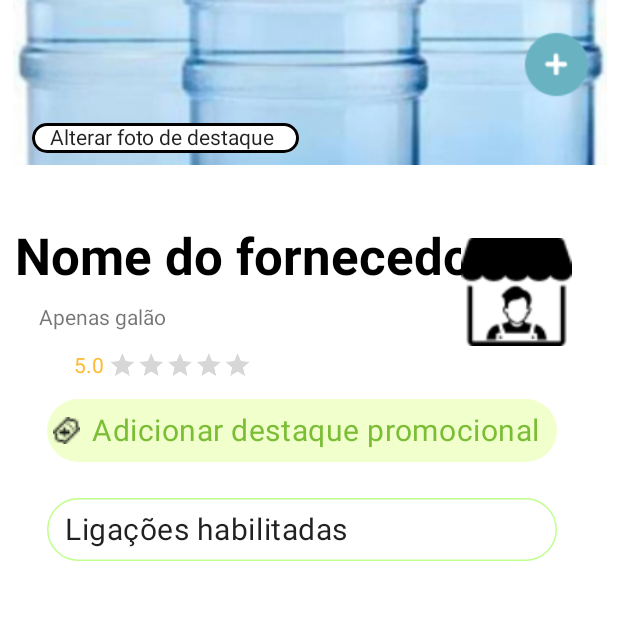
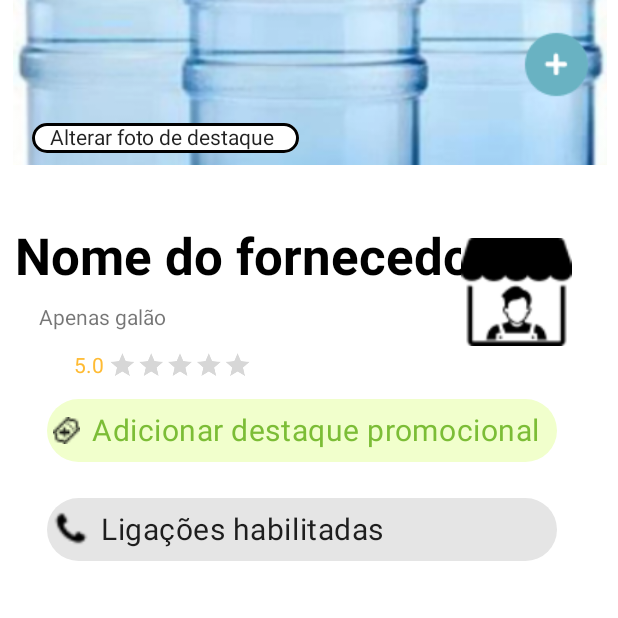
Before and after one commit to RuanLemos/WaterPlace_Supplier, an Android app: the MainMenu screen opened directly, with no data from a screen before it, on a phone screen of 412 x 824 dp, the top half of it. Run offline under Robolectric (Android 15) with nearby library versions, the phone set to English and light mode, and no system bars; our stand-ins replace Firebase (no records; nobody signed in at launch, a user with empty details on screens opened directly); 1 statement that could not run was skipped.

```diff
--- a/app/src/main/res/values/styles.xml
+++ b/app/src/main/res/values/styles.xml
@@ -5,15 +5,4 @@
         <item name="chipStrokeWidth">2dp</item> <!-- Largura da borda -->
     </style>
 
-<style name="Ligacoes_Habilitadas" parent="Widget.MaterialComponents.Chip.Choice">
-        <item name="chipStrokeColor">#C0FF8E</item> <!-- Cor da borda -->
-        <item name="chipStrokeWidth">1dp</item> <!-- Largura da borda -->
-        <item name="chipBackgroundColor">@android:color/white</item>
-    </style>
-
-<style name="Ligacoes_Desabilitadas" parent="ChipWithBorder">
-    <item name="chipStrokeColor">#000000</item> <!-- Cor da borda -->
-    <item name="chipStrokeWidth">1dp</item> <!-- Largura da borda -->
-    <item name="chipBackgroundColor">#DF6666</item>
-</style>
 </resources>
```
